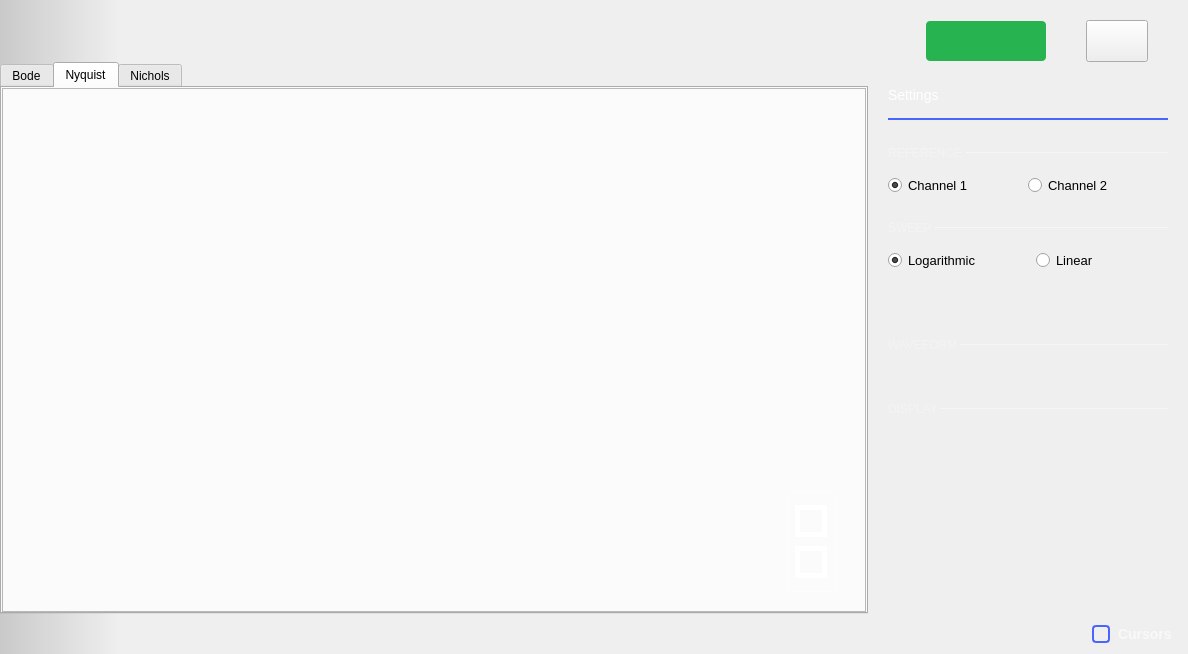
Before: the Qt Designer form ui/network_analyzer.ui in analogdevicesinc/scopy, drawn with Qt 5.
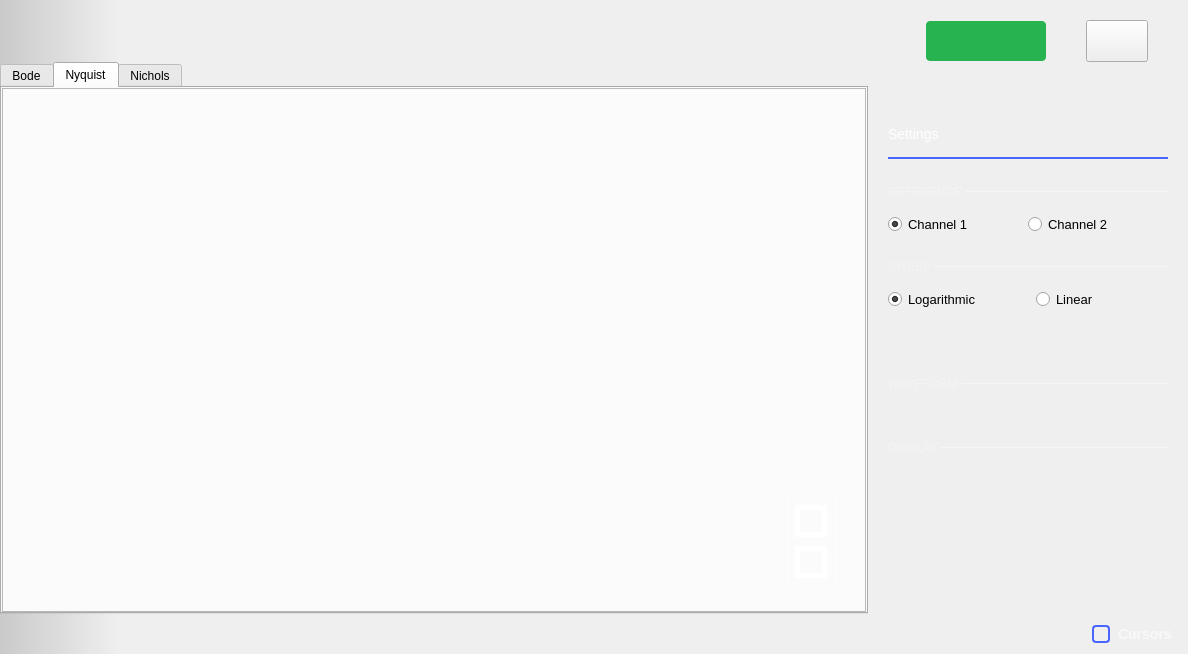
After: the same form once the commit is applied. The open tabs and pages were chosen to show the change. Icons and pictures are not drawn. Custom widgets are drawn as their Qt base class.

Commit message: NetworkAnalyzer: fix gradient issue

Patch:
```diff
--- a/ui/network_analyzer.ui
+++ b/ui/network_analyzer.ui
@@ -499,6 +499,22 @@
           <property name="bottomMargin">
            <number>0</number>
           </property>
+          <item>
+           <spacer name="verticalSpacer_4">
+            <property name="orientation">
+             <enum>Qt::Vertical</enum>
+            </property>
+            <property name="sizeType">
+             <enum>QSizePolicy::Fixed</enum>
+            </property>
+            <property name="sizeHint" stdset="0">
+             <size>
+              <width>20</width>
+              <height>39</height>
+             </size>
+            </property>
+           </spacer>
+          </item>
           <item>
            <widget class="adiscope::MenuAnim" name="rightMenu" native="true">
             <property name="sizePolicy">
```
Left out of the diff: 82 changed lines with no effect on the pictures.
